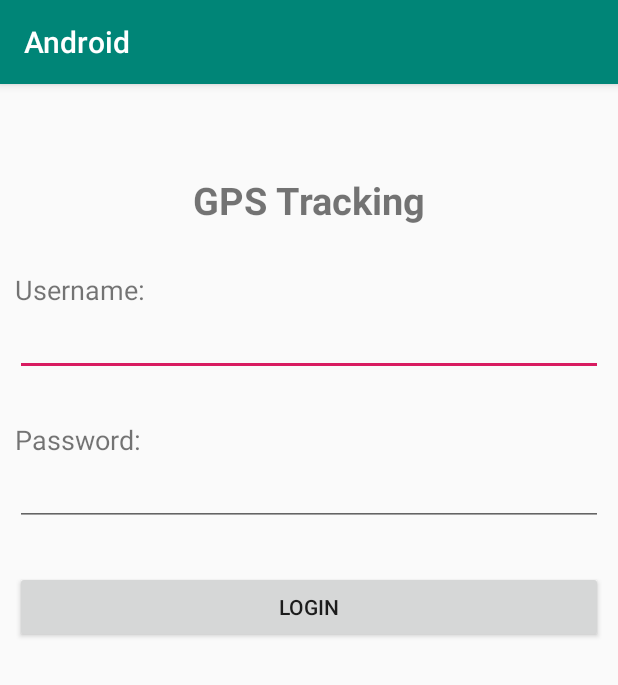
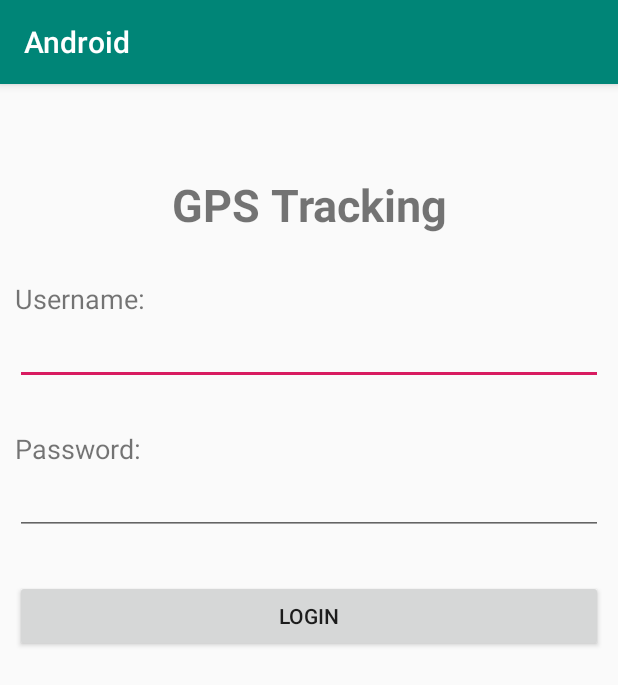
Before and after one commit to duc010298/GPS_Tracking, an Android app: the screen it shows after launch (MainActivity), on a phone screen of 412 x 824 dp. Shown: the top 685 px of the screen. Run offline under Robolectric (Android 15) with nearby library versions, the phone set to English and light mode, and no system bars.

Commit message:
update code

```diff
--- a/android_client/app/src/main/AndroidManifest.xml
+++ b/android_client/app/src/main/AndroidManifest.xml
@@ -11,6 +11,7 @@
         android:roundIcon="@mipmap/ic_launcher_round"
         android:supportsRtl="true"
         android:theme="@style/AppTheme">
+        <activity android:name=".LoginSuccessActivity"></activity>
         <activity android:name=".MainActivity">
             <intent-filter>
                 <action android:name="android.intent.action.MAIN" />
--- a/android_client/app/src/main/res/layout/activity_main.xml
+++ b/android_client/app/src/main/res/layout/activity_main.xml
@@ -18,21 +18,21 @@
             <TextView
                 android:layout_width="match_parent"
                 android:layout_height="wrap_content"
+                android:layout_marginLeft="10dp"
+                android:layout_marginTop="60dp"
+                android:layout_marginRight="10dp"
                 android:gravity="center"
-            android:textStyle="bold"
-            android:layout_marginTop="60dp"
-            android:layout_marginLeft="10dp"
-            android:layout_marginRight="10dp"
                 android:text="GPS Tracking"
-            android:textSize="25dp"/>
+                android:textSize="30dp"
+                android:textStyle="bold" />
 
             <TextView
                 android:layout_width="wrap_content"
                 android:layout_height="wrap_content"
+                android:layout_marginLeft="10dp"
                 android:layout_marginTop="30dp"
-            android:layout_marginLeft="10dp"
                 android:text="Username:"
-            android:textSize="18dp"/>
+                android:textSize="18dp" />
 
             <EditText
                 android:id="@+id/txtUser"
@@ -40,15 +40,17 @@
                 android:layout_height="wrap_content"
                 android:layout_marginLeft="10dp"
                 android:layout_marginRight="10dp"
-            android:text=""/>
+                android:inputType="text"
+                android:maxLines="1"
+                android:text="" />
 
             <TextView
                 android:layout_width="wrap_content"
                 android:layout_height="wrap_content"
+                android:layout_marginLeft="10dp"
                 android:layout_marginTop="30dp"
-            android:layout_marginLeft="10dp"
                 android:text="Password:"
-            android:textSize="18dp"/>
+                android:textSize="18dp" />
 
             <EditText
                 android:id="@+id/txtPass"
```
Lines whose indentation alone changed are shown as unchanged.
